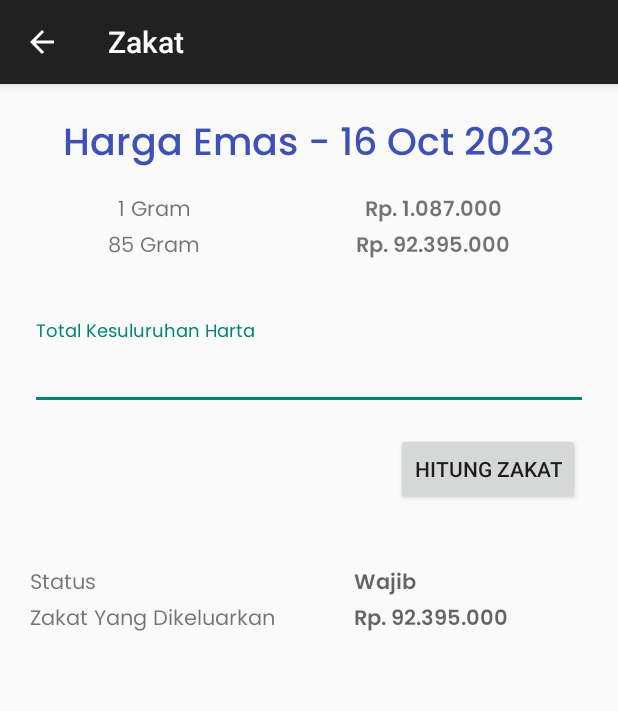
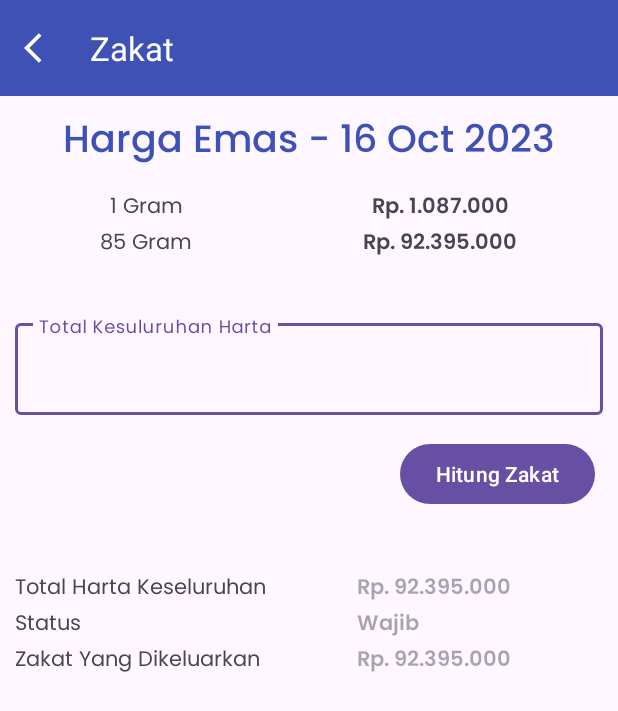
Before and after one commit to Assarriy/Dashboard-Islami, an Android app: the ZakatActivity screen opened directly, with no data from a screen before it, on a phone screen of 412 x 824 dp. Shown: the top 711 px of the screen. Run offline under Robolectric (Android 15) with nearby library versions, the phone set to English and light mode, and no system bars.

```diff
--- a/app/build.gradle.kts
+++ b/app/build.gradle.kts
@@ -52,4 +52,7 @@ dependencies {
     //Glide untuk menampilkan gambar
     implementation("com.github.bumptech.glide:glide:4.12.0")
 
+    //youtube player
+    implementation ("com.pierfrancescosoffritti.androidyoutubeplayer:core:10.0.5")
+
 }
--- a/app/src/main/AndroidManifest.xml
+++ b/app/src/main/AndroidManifest.xml
@@ -14,8 +14,7 @@
         tools:targetApi="31">
         <activity
             android:name=".zakat.ZakatActivity"
-            android:exported="false"
-            android:theme="@style/Theme.AppCompat.Light.DarkActionBar"/>
+            android:exported="false" />
         <activity
             android:name=".doa.ListDoaActivity"
             android:exported="false"
--- a/app/src/main/java/com/assarriy/dashboardislami/MainActivity.kt
+++ b/app/src/main/java/com/assarriy/dashboardislami/MainActivity.kt
@@ -9,6 +9,7 @@ import com.assarriy.dashboardislami.doa.DoaActivity
 import com.assarriy.dashboardislami.inspiration.InspirationData
 import com.assarriy.dashboardislami.inspiration.InspirationListAdapter
 import com.assarriy.dashboardislami.inspiration.InspirationModel
+import com.assarriy.dashboardislami.kajian.KajianActivity
 import com.assarriy.dashboardislami.zakat.ZakatActivity
 
 class MainActivity : AppCompatActivity() {
@@ -31,6 +32,9 @@ class MainActivity : AppCompatActivity() {
         binding.btnZakat.setOnClickListener {
             startActivity(Intent(this, ZakatActivity::class.java))
         }
+        binding.btnVideoKajian.setOnClickListener {
+            startActivity(Intent(this, KajianActivity::class.java))
+        }
     }
 
     private fun initRecyclerViewInspiration() {
--- a/app/src/main/res/layout/activity_zakat.xml
+++ b/app/src/main/res/layout/activity_zakat.xml
@@ -5,8 +5,17 @@
     android:layout_width="match_parent"
     android:layout_height="match_parent"
     android:orientation="vertical"
-    android:padding="10dp"
     tools:context=".zakat.ZakatActivity">
+
+    <androidx.appcompat.widget.Toolbar
+        app:navigationIcon="@drawable/ic_baseline_arrow_back_ios_24"
+        android:id="@+id/toolbar"
+        android:layout_width="match_parent"
+        android:layout_height="wrap_content"
+        android:background="@color/colorBlue"
+        app:title="Zakat"
+        app:titleTextColor="@color/colorWhite"/>
+
 
     <TextView
         android:layout_width="match_parent"
@@ -102,6 +111,24 @@
                 android:layout_height="wrap_content"
                 android:layout_weight="1"
                 android:fontFamily="@font/poppins_regular"
+                android:text="@string/total_harta_keseluruhan" />
+
+            <TextView
+                android:id="@+id/tv_total_harta_keseluruhan"
+                android:layout_width="match_parent"
+                android:layout_height="wrap_content"
+                android:layout_weight="1"
+                android:fontFamily="@font/poppins_semi_bold"
+                android:hint="@string/rp_92_395_000" />
+        </TableRow>
+
+        <TableRow>
+
+            <TextView
+                android:layout_width="match_parent"
+                android:layout_height="wrap_content"
+                android:layout_weight="1"
+                android:fontFamily="@font/poppins_regular"
                 android:text="@string/status" />
 
             <TextView
--- a/app/src/main/res/values/strings.xml
+++ b/app/src/main/res/values/strings.xml
@@ -24,4 +24,5 @@
     <string name="wajib">Wajib</string>
     <string name="zakat_yang_dikeluarkan">Zakat Yang Dikeluarkan</string>
     <string name="_85_gram">85 Gram</string>
+    <string name="total_harta_keseluruhan">Total Harta Keseluruhan</string>
 </resources>
```
Also changed, not shown: app/src/main/java/com/assarriy/dashboardislami/kajian/KajianActivity.kt (added, +27 -0 lines), app/src/main/java/com/assarriy/dashboardislami/zakat/ZakatActivity.kt (+23 -19 lines), app/src/main/res/layout/activity_kajian.xml (added, +34 -0 lines), app/src/main/res/layout/item_row_kajian.xml (added, +55 -0 lines).
